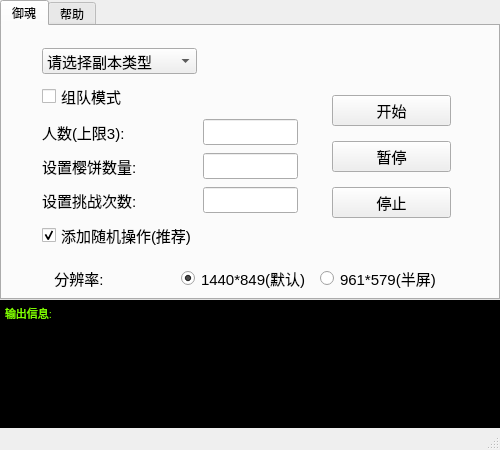
Above: mainwindow.ui from 0x5E0C/Auxiliary before the change. Below: the same form after it.
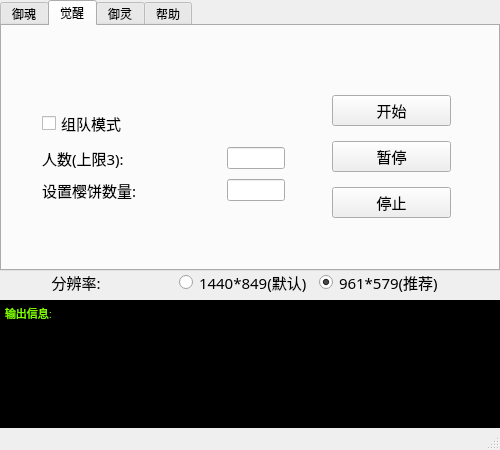
That is the form after the change. The open tabs and pages were chosen to show the change.

```diff
--- a/mainwindow.ui
+++ b/mainwindow.ui
@@ -20,7 +20,7 @@
       <x>0</x>
       <y>0</y>
       <width>500</width>
-      <height>300</height>
+      <height>271</height>
      </rect>
     </property>
     <property name="font">
@@ -57,14 +57,24 @@
       </property>
       <layout class="QGridLayout" name="gridLayout">
        <item row="1" column="0">
-        <widget class="QCheckBox" name="isTeamMode">
+        <widget class="QCheckBox" name="yuhun_isTeamMode">
+         <property name="font">
+          <font>
+           <family>宋体</family>
+          </font>
+         </property>
          <property name="text">
           <string>组队模式</string>
          </property>
         </widget>
        </item>
        <item row="0" column="0">
-        <widget class="QComboBox" name="chooseFloor">
+        <widget class="QComboBox" name="yuhun_chooseFloor">
+         <property name="font">
+          <font>
+           <family>宋体</family>
+          </font>
+         </property>
          <property name="currentText">
           <string>请选择副本类型</string>
          </property>
@@ -119,7 +129,12 @@
         <widget class="QLineEdit" name="editPersonCount"/>
        </item>
        <item row="5" column="0">
-        <widget class="QCheckBox" name="isAddOtherOperations">
+        <widget class="QCheckBox" name="yuhun_isAddOtherOperations">
+         <property name="font">
+          <font>
+           <family>宋体</family>
+          </font>
+         </property>
          <property name="text">
           <string>添加随机操作(推荐)</string>
          </property>
@@ -132,21 +147,36 @@
         <widget class="QLineEdit" name="editPropCount"/>
        </item>
        <item row="3" column="0">
-        <widget class="QLabel" name="label_propcount">
+        <widget class="QLabel" name="yuhun_label_propcount">
+         <property name="font">
+          <font>
+           <family>宋体</family>
+          </font>
+         </property>
          <property name="text">
           <string>设置樱饼数量:</string>
          </property>
         </widget>
        </item>
        <item row="2" column="0">
-        <widget class="QLabel" name="label_personcount">
+        <widget class="QLabel" name="yuhun_label_personcount">
+         <property name="font">
+          <font>
+           <family>宋体</family>
+          </font>
+         </property>
          <property name="text">
           <string>人数(上限3):</string>
          </property>
         </widget>
        </item>
        <item row="4" column="0">
-        <widget class="QLabel" name="label_challengetimes">
+        <widget class="QLabel" name="yuhun_label_challengetimes">
+         <property name="font">
+          <font>
+           <family>宋体</family>
+          </font>
+         </property>
          <property name="text">
           <string>设置挑战次数:</string>
          </property>
@@ -190,27 +220,172 @@
        </item>
       </layout>
      </widget>
-     <widget class="QWidget" name="horizontalLayoutWidget">
+    </widget>
+    <widget class="QWidget" name="juexingpage">
+     <attribute name="title">
+      <string>觉醒</string>
+     </attribute>
+     <widget class="QWidget" name="verticalLayoutWidget_2">
       <property name="geometry">
        <rect>
-        <x>40</x>
-        <y>240</y>
-        <width>411</width>
-        <height>24</height>
+        <x>330</x>
+        <y>60</y>
+        <width>119</width>
+        <height>141</height>
        </rect>
       </property>
-      <layout class="QHBoxLayout" name="horizontalLayout_2">
+      <layout class="QVBoxLayout" name="verticalLayout_2">
        <item>
-        <widget class="QLabel" name="label">
+        <widget class="QPushButton" name="juexing_button_start">
+         <property name="font">
+          <font>
+           <family>宋体</family>
+           <pointsize>11</pointsize>
+           <weight>50</weight>
+           <bold>false</bold>
+          </font>
+         </property>
          <property name="text">
-          <string>   分辨率:</string>
+          <string>开始</string>
          </property>
         </widget>
        </item>
        <item>
-        <widget class="QRadioButton" name="resolution1">
+        <widget class="QPushButton" name="juexing_button_pause">
+         <property name="font">
+          <font>
+           <family>宋体</family>
+           <pointsize>11</pointsize>
+          </font>
+         </property>
          <property name="text">
-          <string>1440*849(默认)</string>
+          <string>暂停</string>
+         </property>
+        </widget>
+       </item>
+       <item>
+        <widget class="QPushButton" name="juexing_button_stop">
+         <property name="font">
+          <font>
+           <family>宋体</family>
+           <pointsize>11</pointsize>
+          </font>
+         </property>
+         <property name="text">
+          <string>停止</string>
+         </property>
+        </widget>
+       </item>
+      </layout>
+     </widget>
+     <widget class="QWidget" name="gridLayoutWidget_2">
+      <property name="geometry">
+       <rect>
+        <x>40</x>
+        <y>80</y>
+        <width>243</width>
+        <height>101</height>
+       </rect>
+      </property>
+      <layout class="QGridLayout" name="gridLayout_2">
+       <item row="1" column="1">
+        <widget class="QLineEdit" name="juexing_editPersonCount">
+         <property name="minimumSize">
+          <size>
+           <width>58</width>
+           <height>0</height>
+          </size>
+         </property>
+         <property name="maximumSize">
+          <size>
+           <width>58</width>
+           <height>16777215</height>
+          </size>
+         </property>
+        </widget>
+       </item>
+       <item row="2" column="1">
+        <widget class="QLineEdit" name="juexing_editPropCount">
+         <property name="minimumSize">
+          <size>
+           <width>58</width>
+           <height>0</height>
+          </size>
+         </property>
+         <property name="maximumSize">
+          <size>
+           <width>58</width>
+           <height>16777215</height>
+          </size>
+         </property>
+        </widget>
+       </item>
+       <item row="1" column="0">
+        <widget class="QLabel" name="juexing_label_personcount">
+         <property name="font">
+          <font>
+           <family>宋体</family>
+           <pointsize>11</pointsize>
+          </font>
+         </property>
+         <property name="text">
+          <string>人数(上限3):</string>
+         </property>
+        </widget>
+       </item>
+       <item row="0" column="0">
+        <widget class="QCheckBox" name="juexing_isTeamMode">
+         <property name="font">
+          <font>
+           <family>宋体</family>
+           <pointsize>11</pointsize>
+          </font>
+         </property>
+         <property name="text">
+          <string>组队模式</string>
+         </property>
+        </widget>
+       </item>
+       <item row="2" column="0">
+        <widget class="QLabel" name="juexing_label_propcount">
+         <property name="font">
+          <font>
+           <family>宋体</family>
+           <pointsize>11</pointsize>
+          </font>
+         </property>
+         <property name="text">
+          <string>设置樱饼数量:</string>
+         </property>
+        </widget>
+       </item>
+      </layout>
+     </widget>
+    </widget>
+    <widget class="QWidget" name="yulingpage">
+     <attribute name="title">
+      <string>御灵</string>
+     </attribute>
+     <widget class="QWidget" name="gridLayoutWidget_3">
+      <property name="geometry">
+       <rect>
+        <x>40</x>
+        <y>90</y>
+        <width>256</width>
+        <height>61</height>
+       </rect>
+      </property>
+      <layout class="QGridLayout" name="gridLayout_3">
+       <item row="1" column="0">
+        <widget class="QCheckBox" name="yuling_isAddOtherOperations">
+         <property name="font">
+          <font>
+           <family>宋体</family>
+           <pointsize>11</pointsize>
+          </font>
+         </property>
+         <property name="text">
+          <string>添加随机操作(推荐)</string>
          </property>
          <property name="checked">
           <bool>true</bool>
@@ -218,9 +393,41 @@
         </widget>
        </item>
        <item>
-        <widget class="QRadioButton" name="resolution2">
+        <widget class="QPushButton" name="yuling_button_start">
+         <property name="font">
+          <font>
+           <family>宋体</family>
+           <pointsize>11</pointsize>
+          </font>
+         </property>
          <property name="text">
-          <string>961*579(半屏)</string>
+          <string>开始</string>
+         </property>
+        </widget>
+       </item>
+       <item>
+        <widget class="QPushButton" name="yuling_button_pause">
+         <property name="font">
+          <font>
+           <family>宋体</family>
+           <pointsize>11</pointsize>
+          </font>
+         </property>
+         <property name="text">
+          <string>暂停</string>
+         </property>
+        </widget>
+       </item>
+       <item>
+        <widget class="QPushButton" name="yuling_button_stop">
+         <property name="font">
+          <font>
+           <family>宋体</family>
+           <pointsize>11</pointsize>
+          </font>
+         </property>
+         <property name="text">
+          <string>停止</string>
          </property>
         </widget>
        </item>
@@ -280,6 +487,66 @@
 &lt;p style=&quot;-qt-paragraph-type:empty; margin-top:0px; margin-bottom:0px; margin-left:0px; margin-right:0px; -qt-block-indent:0; text-indent:0px; font-family:'Ubuntu'; font-size:8pt;&quot;&gt;&lt;br /&gt;&lt;/p&gt;&lt;/body&gt;&lt;/html&gt;</string>
     </property>
    </widget>
+   <widget class="QWidget" name="horizontalLayoutWidget_3">
+    <property name="geometry">
+     <rect>
+      <x>40</x>
+      <y>270</y>
+      <width>412</width>
+      <height>24</height>
+     </rect>
+    </property>
+    <layout class="QHBoxLayout" name="horizontalLayout_4">
+     <item>
+      <widget class="QLabel" name="resolution_label">
+       <property name="font">
+        <font>
+         <family>宋体</family>
+         <pointsize>11</pointsize>
+        </font>
+       </property>
+       <property name="text">
+        <string>   分辨率:</string>
+       </property>
+      </widget>
+     </item>
+     <item>
+      <widget class="QRadioButton" name="resolution1">
+       <property name="font">
+        <font>
+         <family>宋体</family>
+         <pointsize>11</pointsize>
+        </font>
+       </property>
+       <property name="text">
+        <string>1440*849(默认)</string>
+       </property>
+       <property name="checkable">
+        <bool>true</bool>
+       </property>
+       <property name="checked">
+        <bool>false</bool>
+       </property>
+      </widget>
+     </item>
+     <item>
+      <widget class="QRadioButton" name="resolution2">
+       <property name="font">
+        <font>
+         <family>宋体</family>
+         <pointsize>11</pointsize>
+        </font>
+       </property>
+       <property name="text">
+        <string>961*579(推荐)</string>
+       </property>
+       <property name="checked">
+        <bool>true</bool>
+       </property>
+      </widget>
+     </item>
+    </layout>
+   </widget>
    <zorder>showInfoArea</zorder>
    <zorder>pages</zorder>
   </widget>
```
Left out of the diff: 63 changed lines with no effect on the pictures.
